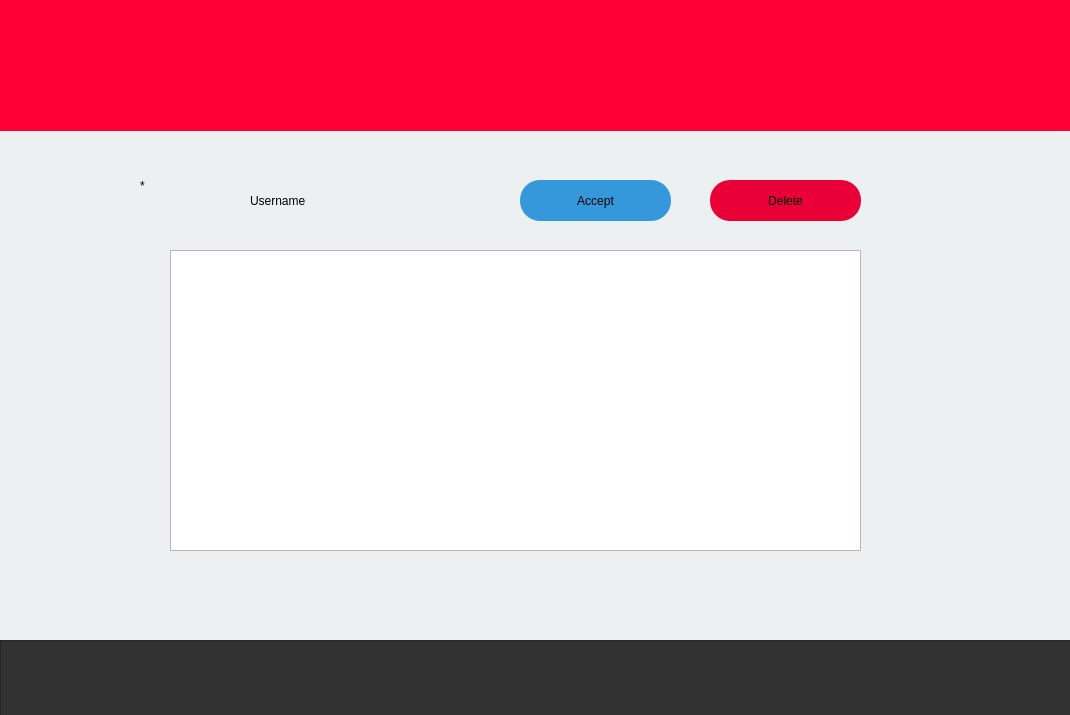
Above: Login/notifications_page.ui from KrishnanSG/Cloud before the change. Below: the same form after it.
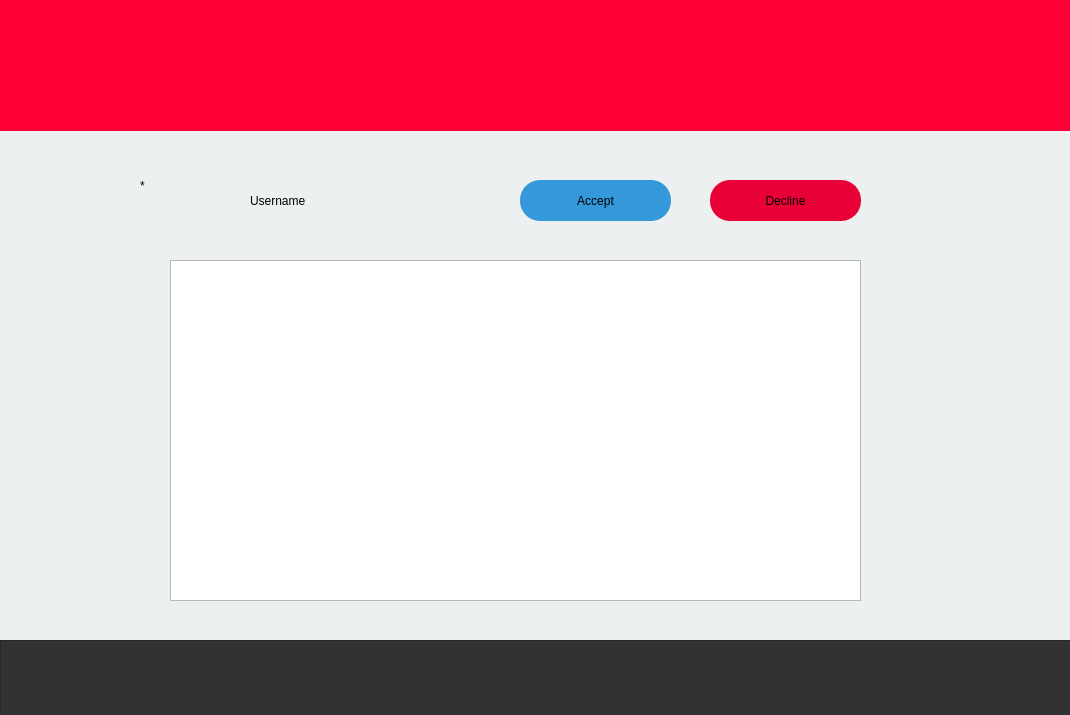
That is the form after the change. Icons and pictures are not drawn.

Diff of the .ui file:
```diff
--- a/Login/notifications_page.ui
+++ b/Login/notifications_page.ui
@@ -220,15 +220,26 @@
     <string>Accept</string>
    </property>
   </widget>
-  <widget class="QPlainTextEdit" name="plainTextEdit">
+  <widget class="QTextEdit" name="textEdit">
+   <property name="enabled">
+    <bool>true</bool>
+   </property>
    <property name="geometry">
     <rect>
      <x>170</x>
-     <y>250</y>
+     <y>260</y>
      <width>691</width>
-     <height>301</height>
+     <height>341</height>
     </rect>
    </property>
+   <property name="font">
+    <font>
+     <pointsize>18</pointsize>
+    </font>
+   </property>
+   <property name="cursor" stdset="0">
+    <cursorShape>ForbiddenCursor</cursorShape>
+   </property>
   </widget>
   <widget class="QLabel" name="label_3">
    <property name="geometry">
@@ -273,7 +284,7 @@
 }</string>
    </property>
    <property name="text">
-    <string>Delete</string>
+    <string>Decline</string>
    </property>
   </widget>
   <zorder>label</zorder>
```
Left out of the diff: 12 changed lines with no effect on the pictures.
